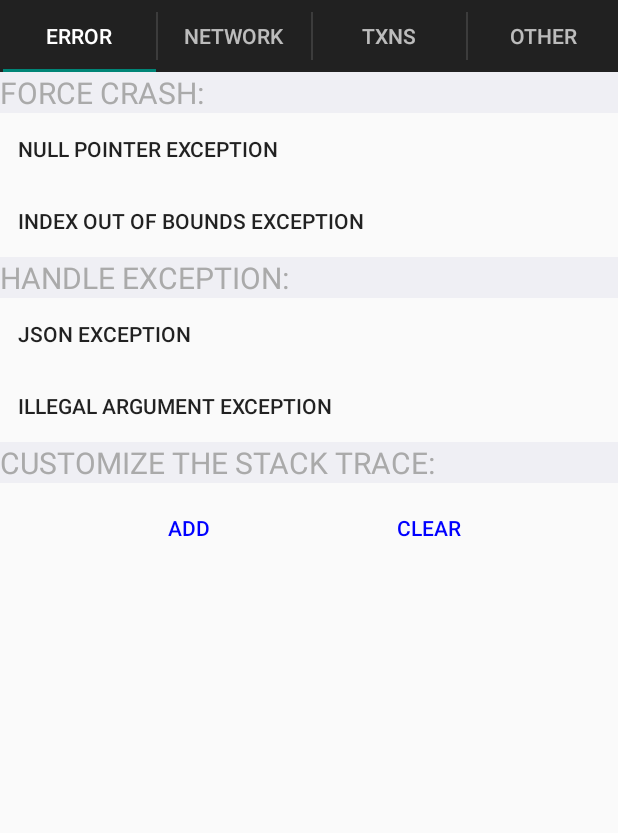
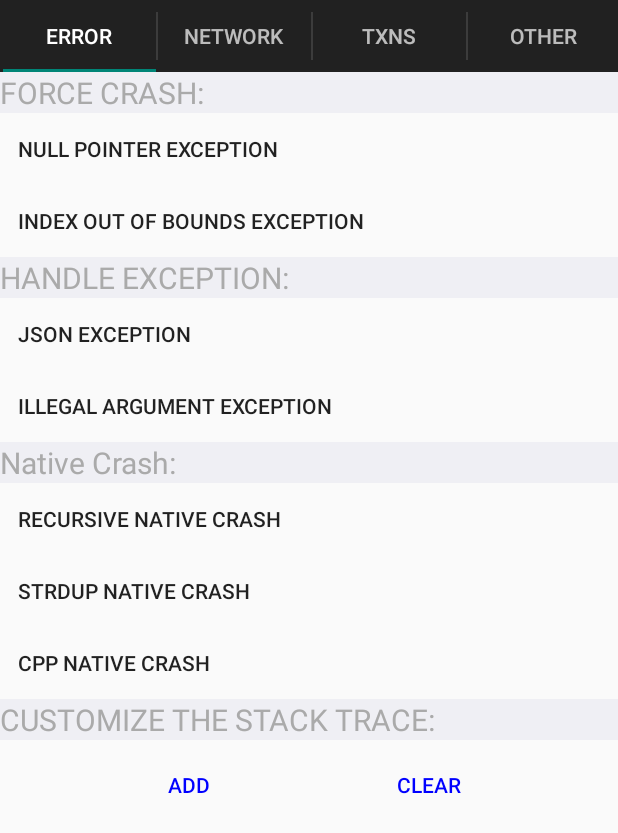
Before and after one commit to crittercism/crittercism-example-apps, an Android app: the screen it shows after launch (MainActivity), on a phone screen of 412 x 824 dp. Shown: the top 833 px of the screen. Run offline under Robolectric (Android 15) with nearby library versions, the phone set to English and light mode, and no system bars; 1 statement that could not run was skipped.

Commit message:
add ndk crash buttons
Squashed commit of the following:

commit 7b29ff6df1e7389b493015f73f041d2d8e2abb58
Author: sforen <oantebi@crittercism.com>
Date:   Mon Aug 3 11:27:00 2015 -0700

    add ndk/sdk flavors, ndk.dir message, remove sdk deps on ndkBuild

commit ee801359bcf1a265bee5d59b7863be2738369d4b
Author: sforen <oantebi@crittercism.com>
Date:   Tue Jul 28 12:45:24 2015 -0700

    add ndk buttons

```diff
--- a/android/app/src/main/java/com/crittercism/fragments/ErrorFragment.java
+++ b/android/app/src/main/java/com/crittercism/fragments/ErrorFragment.java
@@ -16,11 +16,14 @@ import android.widget.LinearLayout;
 import android.widget.TextView;
 
 import com.crittercism.R;
+import com.crittercism.errors.CppNativeCustomError;
 import com.crittercism.errors.CustomError;
 import com.crittercism.errors.IllegalArgumentCustomError;
 import com.crittercism.errors.IndexOutOfBoundsCustomError;
 import com.crittercism.errors.JsonCustomError;
 import com.crittercism.errors.NullPointerCustomError;
+import com.crittercism.errors.RecursiveNativeCustomError;
+import com.crittercism.errors.StrdupNativeCustomError;
 
 
 public class ErrorFragment extends Fragment {
@@ -62,6 +65,9 @@ public class ErrorFragment extends Fragment {
         setErrorAction(R.id.indexOutOfBoundsCrashButton, IndexOutOfBoundsCustomError.class, ErrorType.CRASH);
         setErrorAction(R.id.jsonExceptionButton, JsonCustomError.class, ErrorType.EXCEPTION);
         setErrorAction(R.id.illegalArgumentExceptionButton, IllegalArgumentCustomError.class, ErrorType.EXCEPTION);
+        setErrorAction(R.id.recursiveNativeCrashButton, RecursiveNativeCustomError.class, ErrorType.CRASH);
+        setErrorAction(R.id.strdupNativeCrashButton, StrdupNativeCustomError.class, ErrorType.CRASH);
+        setErrorAction(R.id.cppNativeCrashButton, CppNativeCustomError.class, ErrorType.CRASH);
 
         return v;
     }
@@ -89,7 +95,9 @@ public class ErrorFragment extends Fragment {
                     } else {
                         throw new AssertionError("Unregognized error type: " + type.ordinal());
                     }
-                } catch (java.lang.InstantiationException | IllegalAccessException e) {
+                } catch (java.lang.InstantiationException e) {
+                    throw new AssertionError(e);
+                } catch (IllegalAccessException e) {
                     throw new AssertionError(e);
                 }
             }
--- a/android/app/src/main/java/com/crittercism/network/apis/OkHttpApi.java
+++ b/android/app/src/main/java/com/crittercism/network/apis/OkHttpApi.java
@@ -6,11 +6,7 @@ import com.squareup.okhttp.RequestBody;
 import com.squareup.okhttp.Response;
 import com.squareup.okhttp.Request;
 
-import org.apache.http.HttpStatus;
-
-import java.io.BufferedReader;
 import java.io.IOException;
-import java.io.InputStreamReader;
 import java.util.Locale;
 
 /**
--- a/android/app/src/main/res/layout/fragment_error.xml
+++ b/android/app/src/main/res/layout/fragment_error.xml
@@ -66,6 +66,40 @@
         android:textColor="@android:color/darker_gray"
         android:textSize="20sp"
         android:focusable="false"
+        android:text="@string/nativeCrash"
+        android:id="@+id/nativeCrashLabel"/>
+
+    <Button
+        android:layout_width="match_parent"
+        android:layout_height="wrap_content"
+        android:text="@string/recursiveNativeCrash"
+        android:id="@+id/recursiveNativeCrashButton"
+        android:gravity="center_vertical"
+        style="?android:attr/borderlessButtonStyle"/>
+
+    <Button
+        android:layout_width="match_parent"
+        android:layout_height="wrap_content"
+        android:text="@string/strdupNativeCrash"
+        android:id="@+id/strdupNativeCrashButton"
+        android:gravity="center_vertical"
+        style="?android:attr/borderlessButtonStyle"/>
+
+    <Button
+        android:layout_width="match_parent"
+        android:layout_height="wrap_content"
+        android:text="@string/cppNativeCrash"
+        android:id="@+id/cppNativeCrashButton"
+        android:gravity="center_vertical"
+        style="?android:attr/borderlessButtonStyle"/>
+
+    <TextView
+        android:layout_width="match_parent"
+        android:layout_height="wrap_content"
+        android:background="#efeff4"
+        android:textColor="@android:color/darker_gray"
+        android:textSize="20sp"
+        android:focusable="false"
         android:text="@string/customizeStackTrace"
         android:id="@+id/customizeStackTraceTextView" />
 
--- a/android/app/src/main/res/values/strings.xml
+++ b/android/app/src/main/res/values/strings.xml
@@ -24,6 +24,10 @@
     <string name="indexOutOfBoundsException">INDEX OUT OF BOUNDS EXCEPTION</string>
     <string name="jsonException">JSON EXCEPTION</string>
     <string name="illegalArgumentException">Illegal Argument Exception</string>
+    <string name="nativeCrash">Native Crash:</string>
+    <string name="recursiveNativeCrash">Recursive Native Crash</string>
+    <string name="strdupNativeCrash">Strdup Native Crash</string>
+    <string name="cppNativeCrash">CPP Native Crash</string>
     <string name="customizeStackTrace">CUSTOMIZE THE STACK TRACE:</string>
     <string name="handledExceptions">HANDLE EXCEPTION:</string>
     <string name="forceCrash">FORCE CRASH:</string>
--- a/android/build.gradle
+++ b/android/build.gradle
@@ -5,7 +5,7 @@ buildscript {
         jcenter()
     }
     dependencies {
-        classpath 'com.android.tools.build:gradle:1.1.0'
+        classpath 'com.android.tools.build:gradle:1.0.0'
 
         // NOTE: Do not place your application dependencies here; they belong
         // in the individual module build.gradle files
```
Also changed, not shown: android/app/build.gradle (+31 -4 lines), android/app/src/main/java/com/crittercism/errors/CppNativeCustomError.java (added, +9 -0 lines), android/app/src/main/java/com/crittercism/errors/NativeCustomError.java (added, +11 -0 lines), android/app/src/main/java/com/crittercism/errors/RecursiveNativeCustomError.java (added, +9 -0 lines), android/app/src/main/java/com/crittercism/errors/StrdupNativeCustomError.java (added, +9 -0 lines), 8 other files.
